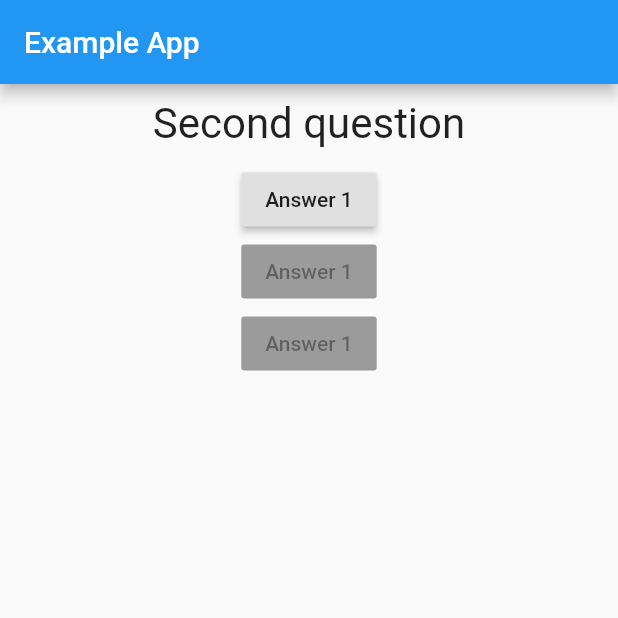
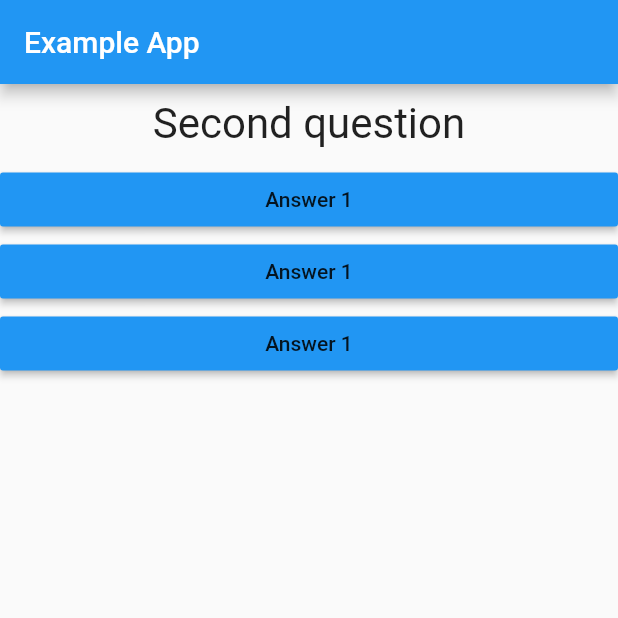
Before and after one commit to longdx304/flutter_complete_guide, a Flutter app: the screen it shows after launch, after a tap on "Answer 1", on a phone screen of 412 x 824 dp, the top half of it. Run offline on Flutter 3.47's test engine with Material 2 defaults, Android fonts, the phone set to English and light mode, and no system bars.

Commit message:
move answer widget to its own file, style answer button, passing button handler from main to answer widget

```diff
--- /dev/null
+++ b/lib/answer.dart
@@ -0,0 +1,19 @@
+import 'package:flutter/material.dart';
+
+class Answer extends StatelessWidget {
+  final Function selectHandler;
+
+  Answer(this.selectHandler);
+
+  @override
+  Widget build(BuildContext context) {
+    return Container(
+      width: double.infinity,
+      child: RaisedButton(
+        color: Colors.blue,
+        child: Text('Answer 1'),
+        onPressed: selectHandler,
+      ),
+    );
+  }
+}
--- a/lib/main.dart
+++ b/lib/main.dart
@@ -1,4 +1,5 @@
 import 'package:flutter/material.dart';
+import 'package:flutter_complete_guide/answer.dart';
 import 'package:flutter_complete_guide/question.dart';
 
 void main() => runApp(MyApp());
@@ -18,6 +19,10 @@ class MyApp extends StatefulWidget {
 class _MyAppState extends State<MyApp> {
   int _questionIndex = 0;
 
+  void _answerQuestion() {
+    setState(() => _questionIndex++);
+  }
+
   @override
   Widget build(BuildContext context) {
     return MaterialApp(
@@ -28,18 +33,9 @@ class _MyAppState extends State<MyApp> {
         body: Column(
           children: [
             Question(questions[_questionIndex]),
-            RaisedButton(
-              child: Text('Answer 1'),
-              onPressed: () => setState(() => _questionIndex++),
-            ),
-            RaisedButton(
-              child: Text('Answer 1'),
-              onPressed: null,
-            ),
-            RaisedButton(
-              child: Text('Answer 1'),
-              onPressed: null,
-            ),
+            Answer(_answerQuestion),
+            Answer(_answerQuestion),
+            Answer(_answerQuestion),
           ],
         ),
       ),
```
